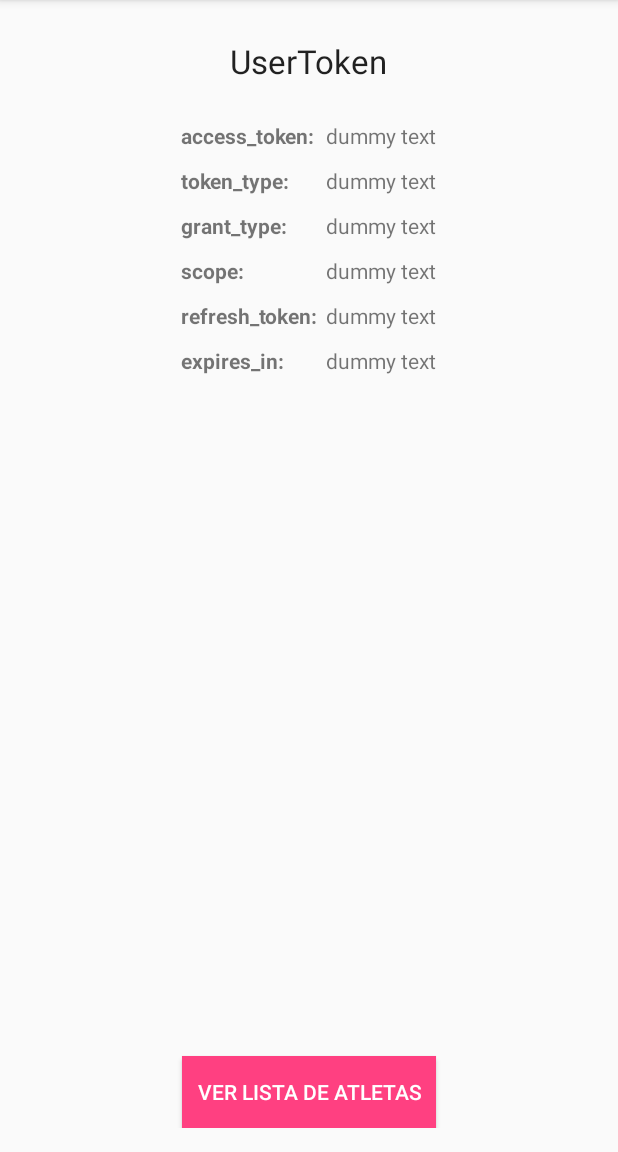
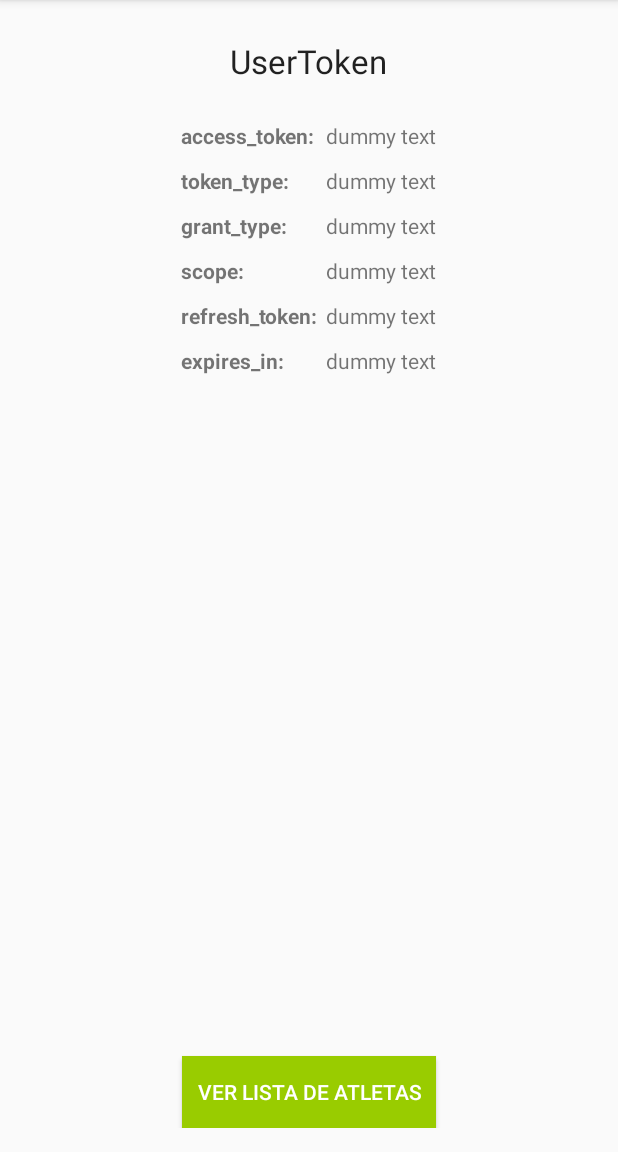
Before and after one commit to IvanMoyaFernandez/AtletaMedalla-Android, an Android app: the MainActivity screen opened directly, with no data from a screen before it, on a phone screen of 412 x 824 dp, the part 84-1236 px from its top. Run offline under Robolectric (Android 15) with nearby library versions, the phone set to English and light mode, and no system bars.

Commit message:
Change colors

```diff
--- a/app/build.gradle
+++ b/app/build.gradle
@@ -2,7 +2,7 @@ apply plugin: 'com.android.application'
 
 android {
     compileSdkVersion 23
-    buildToolsVersion "23.0.2"
+    buildToolsVersion '25.0.0'
 
     defaultConfig {
         applicationId "com.taniafontcuberta.basketball"
--- a/app/src/main/res/layout/activity_atleta_detail.xml
+++ b/app/src/main/res/layout/activity_atleta_detail.xml
@@ -44,8 +44,9 @@
         android:id="@+id/edit"
         android:layout_width="wrap_content"
         android:layout_height="wrap_content"
+        android:layout_marginLeft="250dp"
         android:src="@mipmap/edit"
-        android:layout_marginLeft="250dp"
+        app:backgroundTint="@android:color/holo_green_light"
         app:layout_anchor="@+id/atleta_detail_container" />
 
 </android.support.design.widget.CoordinatorLayout>
--- a/app/src/main/res/layout/activity_main.xml
+++ b/app/src/main/res/layout/activity_main.xml
@@ -164,12 +164,12 @@
         android:id="@+id/main_button"
         android:layout_width="wrap_content"
         android:layout_height="wrap_content"
+        android:layout_alignParentBottom="true"
+        android:layout_centerHorizontal="true"
+        android:background="@android:color/holo_green_light"
+        android:gravity="center"
+        android:padding="10dp"
         android:text="Ver lista de atletas"
-        android:gravity="center"
-        android:textColor="@color/white"
-        android:background="@color/colorAccent"
-        android:layout_alignParentBottom="true"
-        android:padding="10dp"
-        android:layout_centerHorizontal="true" />
+        android:textColor="@color/white" />
 
 </RelativeLayout>
--- a/build.gradle
+++ b/build.gradle
@@ -5,7 +5,7 @@ buildscript {
         jcenter()
     }
     dependencies {
-        classpath 'com.android.tools.build:gradle:2.2.3'
+        classpath 'com.android.tools.build:gradle:2.3.0'
 
         // NOTE: Do not place your application dependencies here; they belong
         // in the individual module build.gradle files
```
Also changed, not shown: app/src/main/res/layout/activity_add_edit.xml (+4 -3 lines), app/src/main/res/layout/activity_atleta_list.xml (+6 -4 lines), gradle/wrapper/gradle-wrapper.properties.
